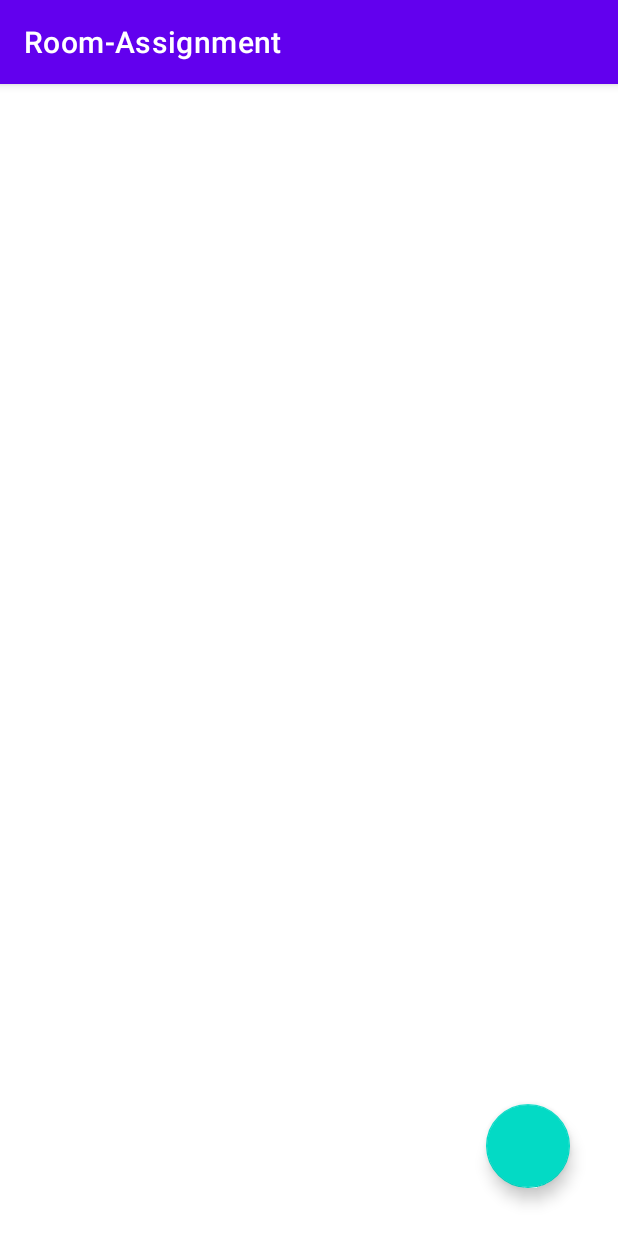
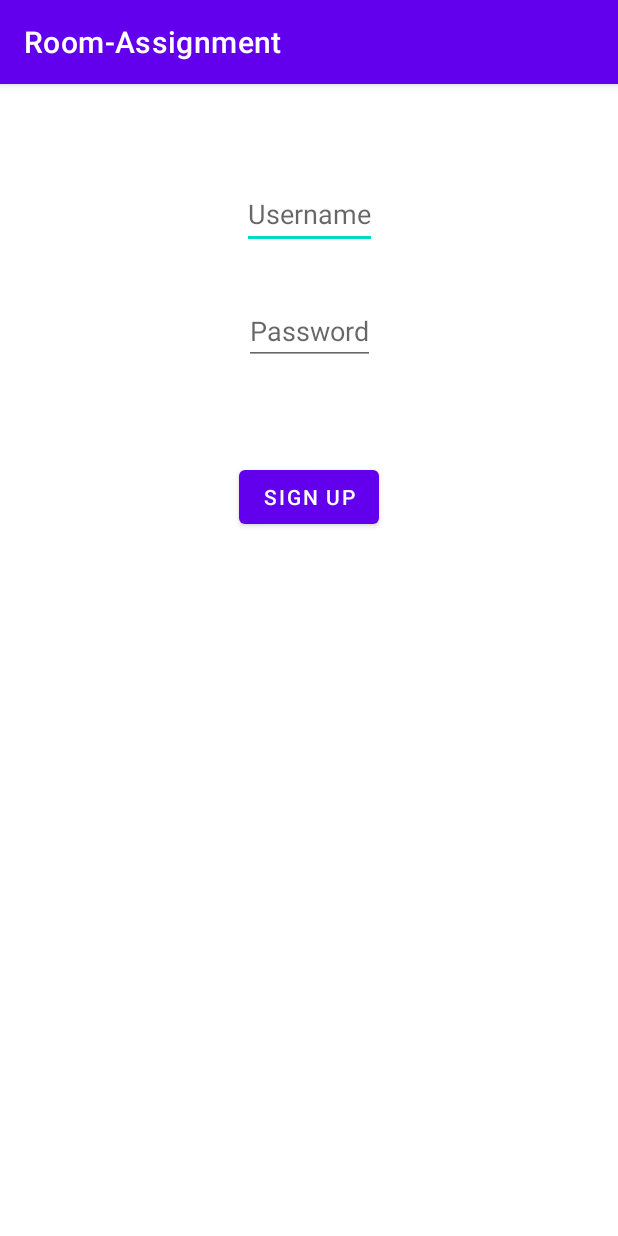
Before and after one commit to Tosin5S/Room-Assignment, an Android app: the screen it shows after launch (MainActivity), on a phone screen of 412 x 824 dp. Run offline under Robolectric (Android 15) with nearby library versions, the phone set to English and light mode, and no system bars; our stand-ins replace Room's generated code.

```diff
--- a/app/src/main/AndroidManifest.xml
+++ b/app/src/main/AndroidManifest.xml
@@ -9,7 +9,6 @@
         android:roundIcon="@mipmap/ic_launcher_round"
         android:supportsRtl="true"
         android:theme="@style/Theme.RoomAssignment">
-        <activity android:name=".AddNoteActivity"></activity>
         <activity android:name=".MainActivity">
             <intent-filter>
                 <action android:name="android.intent.action.MAIN" />
--- a/app/src/main/java/com/x5s/room_assignment/MainActivity.kt
+++ b/app/src/main/java/com/x5s/room_assignment/MainActivity.kt
@@ -1,65 +1,62 @@
 package com.x5s.room_assignment
 
-import android.content.Intent
+
+import android.content.Context
+import android.os.Bundle
+import android.util.Log
+import android.view.View
+import android.widget.Button
+import android.widget.EditText
+import android.widget.Toast
 import androidx.appcompat.app.AppCompatActivity
-import android.os.Bundle
-import android.widget.LinearLayout
-import androidx.recyclerview.widget.LinearLayoutManager
-import androidx.recyclerview.widget.RecyclerView
-import com.google.android.material.floatingactionbutton.FloatingActionButton
-import com.x5s.room_assignment.adapter.NoteAdapter
-import com.x5s.room_assignment.db.NoteRepository
-import com.x5s.room_assignment.db.entities.NoteEntity
+import androidx.lifecycle.ViewModelProviders
 
 class MainActivity : AppCompatActivity() {
-    private lateinit var noteAdapter: NoteAdapter
-    private lateinit var linearLayoutManager: LinearLayoutManager
-    private lateinit var recyclerView: RecyclerView
-    private lateinit var addNoteBtn: FloatingActionButton
-    private lateinit var noteRepository: NoteRepository
 
-
+    private var userViewModel: UserViewModel? = null
+    private var usernameText: EditText? = null
+    private var passwordText: EditText? = null
+    private var signUpButton: Button? = null
+    private var loginButton: Button? = null
     override fun onCreate(savedInstanceState: Bundle?) {
         super.onCreate(savedInstanceState)
         setContentView(R.layout.activity_main)
-        init()
+        usernameText = findViewById<View>(R.id.username) as EditText
+        passwordText = findViewById<View>(R.id.password) as EditText
+        signUpButton = findViewById<View>(R.id.signup) as Button
+        loginButton = findViewById<View>(R.id.login) as Button
+
+        userViewModel = ViewModelProviders.of(this, UserViewModel.Factory(applicationContext)).get(UserViewModel::class.java)
+
+        val signup = getSharedPreferences("PREFERENCE", Context.MODE_PRIVATE)
+                .getBoolean("signup", true)
+
+        if (signup) {
+            signUpButton!!.visibility = View.VISIBLE
+            loginButton!!.visibility = View.GONE
+        } else {
+            signUpButton!!.visibility = View.GONE
+            loginButton!!.visibility = View.VISIBLE
+
+        }
+        signUpButton!!.setOnClickListener {
+            userViewModel!!.createUser(usernameText!!.text.toString(), passwordText!!.text.toString())
+            getSharedPreferences("PREFERENCE", Context.MODE_PRIVATE).edit()
+                    .putBoolean("signup", false).apply()
+            Toast.makeText(baseContext, "Successfully Created An Account!", Toast.LENGTH_LONG).show()
+        }
+
+        loginButton!!.setOnClickListener {
+            val isValid = userViewModel!!.checkValidLogin(usernameText!!.text.toString(), passwordText!!.text.toString())
+            if (isValid) {
+                Toast.makeText(baseContext, "Successfully Logged In!", Toast.LENGTH_LONG).show()
+                Log.i("Successful_Login", "Login was successful")
+            } else {
+                Toast.makeText(baseContext, "Invalid Login!", Toast.LENGTH_SHORT).show()
+                Log.i("Unsuccessful_Login", "Login was not successful")
+            }
+        }
+
     }
 
-    private fun init(){
-        noteAdapter = NoteAdapter()
-        linearLayoutManager = LinearLayoutManager(this)
-
-        recyclerView = findViewById(R.id.recyclerView)
-
-        addNoteBtn = findViewById(R.id.floatingActionButton)
-
-        recyclerView.adapter = noteAdapter
-
-        recyclerView.layoutManager = linearLayoutManager
-
-        noteRepository = NoteRepository(this)
-
-        //insertDataIntoDb()
-        addNoteBtn.setOnClickListener{
-            openAddNote()
-        }
-    }
-
-    override fun onResume(){
-        super.onResume()
-        noteRepository.getAllNotes().observe(this, { notes ->
-            noteAdapter.submitList(notes)
-            noteAdapter.notifyDataSetChanged()
-        })
-    }
-
-    private fun openAddNote(){
-        val intent = Intent(this,AddNoteActivity::class.java)
-        startActivity(intent)
-    }
-
-    //private fun insertDataIntoDb(){
-      //  val noteEntity = NoteEntity(title ="Hey", description = "Hi, How are you")
-       // noteRepository.insertNote(noteEntity)
-    //}
 }
--- /dev/null
+++ b/app/src/main/java/com/x5s/room_assignment/UserViewModel.kt
@@ -0,0 +1,41 @@
+package com.x5s.room_assignment
+
+import android.content.Context
+import androidx.lifecycle.ViewModel
+import androidx.lifecycle.ViewModelProvider
+import com.x5s.room_assignment.data.UserAccountDatabase
+import com.x5s.room_assignment.data.UserRepository
+
+/**
+ * Created by divya on 5/16/2018.
+ */
+
+class UserViewModel(context: Context) : ViewModel() {
+
+    private val userRepository: UserRepository
+
+    init {
+
+        userRepository = UserRepository.getInstance(UserAccountDatabase.getAppDatabase(context).userAccountDao())
+    }
+
+    internal fun createUser(username: String, password: String) {
+        userRepository.insertUser(username, password)
+    }
+
+    internal fun checkValidLogin(username: String, password: String): Boolean {
+        return userRepository.isValidAccount(username, password)
+    }
+
+    class Factory internal constructor(ctxt: Context) : ViewModelProvider.Factory {
+        private val ctxt: Context
+
+        init {
+            this.ctxt = ctxt.applicationContext
+        }
+
+        override fun <T : ViewModel> create(modelClass: Class<T>): T {
+            return UserViewModel(ctxt) as T
+        }
+    }
+}
--- /dev/null
+++ b/app/src/main/java/com/x5s/room_assignment/data/UserAccountDao.kt
@@ -0,0 +1,15 @@
+package com.x5s.room_assignment.data
+
+import androidx.room.Dao
+import androidx.room.Insert
+import androidx.room.Query
+
+@Dao
+interface UserAccountDao {
+
+    @Insert
+    fun insert(account: UserAccount)
+
+    @Query("SELECT * FROM useraccounts WHERE useraccounts.userId LIKE :username")
+    fun getAccount(username: String): UserAccount
+}
--- /dev/null
+++ b/app/src/main/java/com/x5s/room_assignment/data/UserAccountDatabase.kt
@@ -0,0 +1,31 @@
+package com.x5s.room_assignment.data
+
+import android.content.Context
+import androidx.room.Database
+import androidx.room.Room
+import androidx.room.RoomDatabase
+
+@Database(entities = arrayOf(UserAccount::class), version = 1)
+abstract class UserAccountDatabase : RoomDatabase() {
+
+    abstract fun userAccountDao(): UserAccountDao
+
+    companion object {
+        private var INSTANCE: UserAccountDatabase? = null
+
+        fun getAppDatabase(context: Context): UserAccountDatabase {
+            if (INSTANCE == null) {
+                INSTANCE = Room.databaseBuilder(context.applicationContext, UserAccountDatabase::class.java, "user-database").allowMainThreadQueries().build()
+
+            }
+
+            return INSTANCE!!
+
+        }
+
+        fun destroyInstance() {
+            INSTANCE = null
+        }
+    }
+
+}
--- /dev/null
+++ b/app/src/main/java/com/x5s/room_assignment/data/UserRepository.kt
@@ -0,0 +1,29 @@
+package com.x5s.room_assignment.data
+
+import androidx.lifecycle.LiveData
+
+class UserRepository private constructor(private val userAccountDao: UserAccountDao) {
+    private val userAccountLiveData: LiveData<UserAccount>? = null
+
+    fun isValidAccount(username: String, password: String): Boolean {
+
+        val userAccount = userAccountDao.getAccount(username)
+        return userAccount.password == password
+    }
+
+    fun insertUser(username: String, password: String) {
+        val account = UserAccount(username, password)
+        userAccountDao.insert(account)
+    }
+
+    companion object {
+        private var instance: UserRepository? = null
+
+        fun getInstance(userAccountDao: UserAccountDao): UserRepository {
+            if (instance == null) {
+                instance = UserRepository(userAccountDao)
+            }
+            return instance!!
+        }
+    }
+}
--- a/app/src/main/java/com/x5s/room_assignment/db/NoteDatabase.kt
+++ /dev/null
@@ -1,27 +0,0 @@
-package com.x5s.room_assignment.db
-
-import android.content.Context
-import androidx.room.Database
-import androidx.room.Room
-import androidx.room.RoomDatabase
-import com.x5s.room_assignment.db.dao.NoteDao
-import com.x5s.room_assignment.db.entities.NoteEntity
-
-@Database(
-    entities = [NoteEntity::class],
-    version = 1
-)
-abstract class NoteDatabase: RoomDatabase() {
-    abstract fun noteDao() : NoteDao
-
-    companion object{
-        @Volatile private var instance : NoteDatabase? = null
-        private val LOCK = Any ()
-
-        operator fun invoke(context : Context) = instance ?: synchronized(LOCK){
-            instance ?: buildDatabase(context)
-        }
-
-        private fun buildDatabase(context:Context) = Room.databaseBuilder(context,NoteDatabase::class.java, "note.db").build()
-    }
-}
--- a/app/src/main/java/com/x5s/room_assignment/db/NoteRepository.kt
+++ /dev/null
@@ -1,24 +0,0 @@
-package com.x5s.room_assignment.db
-
-import android.content.Context
-import androidx.lifecycle.LiveData
-import com.x5s.room_assignment.db.entities.NoteEntity
-import kotlinx.coroutines.Dispatchers
-import kotlinx.coroutines.GlobalScope
-import kotlinx.coroutines.launch
-import kotlinx.coroutines.withContext
-
-class NoteRepository(context: Context) {
-    private val db = NoteDatabase.invoke(context)
-
-    fun getAllNotes(): LiveData<List<NoteEntity>> = db.noteDao().selectAllNotes()
-
-    fun insertNote(noteEntity:NoteEntity){
-        GlobalScope.launch{
-            withContext(Dispatchers.IO){
-                db.noteDao().insertNotes(noteEntity)
-            }
-        }
-    }
-
-}
--- a/app/src/main/java/com/x5s/room_assignment/db/dao/NoteDao.kt
+++ /dev/null
@@ -1,21 +0,0 @@
-package com.x5s.room_assignment.db.dao
-
-import androidx.lifecycle.LiveData
-import androidx.room.*
-import com.x5s.room_assignment.db.entities.NoteEntity
-
-
-@Dao
-interface NoteDao {
-    @Query("SELECT * FROM note")
-    fun selectAllNotes(): LiveData<List<NoteEntity>>
-
-    @Insert
-    fun insertNotes(noteEntity:NoteEntity)
-
-    @Delete
-    fun deleteNOte(noteEntity: NoteEntity)
-
-    @Update
-    fun updateNote(noteEntity: NoteEntity)
-}
--- a/app/src/main/res/layout/activity_main.xml
+++ b/app/src/main/res/layout/activity_main.xml
@@ -5,25 +5,48 @@
     android:layout_width="match_parent"
     android:layout_height="match_parent"
     tools:context=".MainActivity">
+    <EditText
+        android:id="@+id/username"
+        android:layout_width="wrap_content"
+        android:layout_height="46dp"
+        android:layout_marginTop="64dp"
+        android:hint="Username"
+        app:layout_constraintLeft_toLeftOf="parent"
+        app:layout_constraintRight_toRightOf="parent"
+        app:layout_constraintTop_toTopOf="parent" />
 
-    <androidx.recyclerview.widget.RecyclerView
-        android:id="@+id/recyclerView"
-        android:layout_width="match_parent"
-        android:layout_height="match_parent"
-        app:layout_constraintBottom_toBottomOf="parent"
-        app:layout_constraintEnd_toEndOf="parent"
-        app:layout_constraintStart_toStartOf="parent"
-        app:layout_constraintTop_toTopOf="parent"/>
-
-    <com.google.android.material.floatingactionbutton.FloatingActionButton
-        android:id="@+id/floatingActionButton"
+    <EditText
+        android:id="@+id/password"
         android:layout_width="wrap_content"
         android:layout_height="wrap_content"
-        android:layout_marginEnd="32dp"
-        android:layout_marginBottom="32dp"
-        android:clickable="true"
-        app:layout_constraintBottom_toBottomOf="parent"
-        app:layout_constraintEnd_toEndOf="parent"
-        app:scrCompat="@android:drawable/ic_baseline_add_24"
-        android:layout_marginRight="32dp" />
+        android:layout_marginTop="32dp"
+        android:hint="Password"
+        app:layout_constraintLeft_toLeftOf="parent"
+        app:layout_constraintRight_toRightOf="parent"
+        app:layout_constraintTop_toBottomOf="@+id/username" />
+
+    <Button
+        android:id="@+id/signup"
+        android:layout_width="wrap_content"
+        android:layout_height="wrap_content"
+        android:layout_marginTop="64dp"
+        android:text="SIGN UP"
+        app:layout_constraintLeft_toLeftOf="parent"
+        app:layout_constraintRight_toRightOf="parent"
+        app:layout_constraintTop_toBottomOf="@id/password"
+        />
+
+    <Button
+        android:id="@+id/login"
+        android:layout_width="wrap_content"
+        android:layout_height="wrap_content"
+        android:layout_marginTop="64dp"
+        android:text="LOGIN"
+        app:layout_constraintLeft_toLeftOf="parent"
+        app:layout_constraintRight_toRightOf="parent"
+        app:layout_constraintTop_toBottomOf="@id/password"
+
+        />
+
+
 </androidx.constraintlayout.widget.ConstraintLayout>
--- a/app/src/main/res/layout/item_note_rv.xml
+++ /dev/null
@@ -1,6 +0,0 @@
-<?xml version="1.0" encoding="utf-8"?>
-<androidx.constraintlayout.widget.ConstraintLayout
-    xmlns:android="http://schemas.android.com/apk/res/android" android:layout_width="match_parent"
-    android:layout_height="match_parent">
-
-</androidx.constraintlayout.widget.ConstraintLayout>
```
Also changed, not shown: app/build.gradle (+9 -1 lines), app/src/main/java/com/x5s/room_assignment/AddNoteActivity.kt (deleted, +0 -44 lines), app/src/main/java/com/x5s/room_assignment/adapter/NoteAdapter.kt (deleted, +0 -49 lines), app/src/main/java/com/x5s/room_assignment/data/UserAccount.kt (added, +10 -0 lines), app/src/main/java/com/x5s/room_assignment/db/entities/NoteEntity.kt (deleted, +0 -12 lines), app/src/main/res/layout/activity_add_note.xml (deleted, +0 -21 lines).
